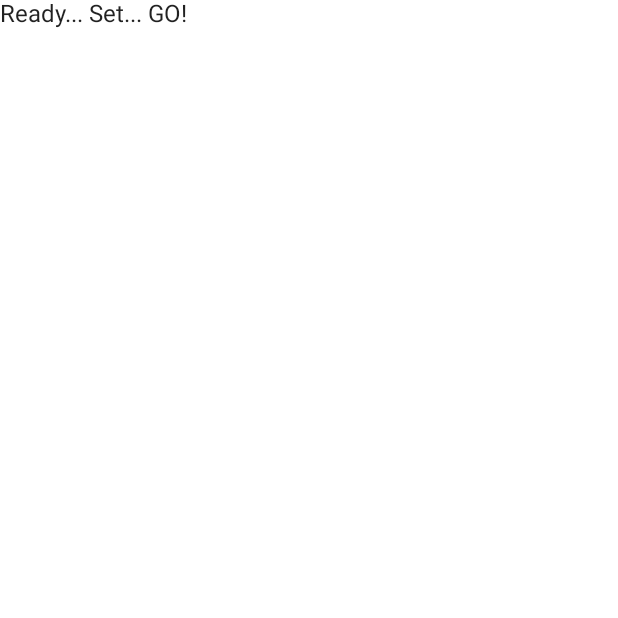
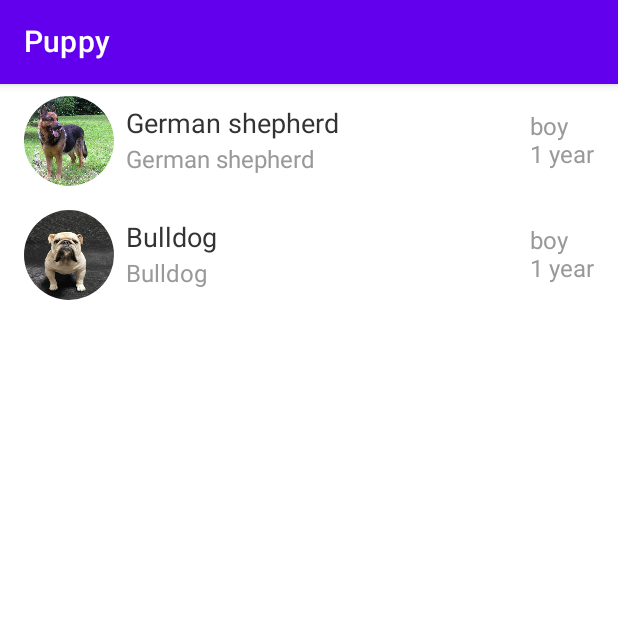
Before and after one commit to mofada/ComposePuppyAdoption, an Android app built with Jetpack Compose: the screen it shows after launch (MainActivity), on a phone screen of 412 x 824 dp, the top half of it. Before the commit the part shown is almost empty. Run offline under Robolectric (Android 15) with nearby library versions, the phone set to English and light mode, and no system bars.

Commit message:
1.完成整体框架

```diff
--- a/app/build.gradle
+++ b/app/build.gradle
@@ -1,6 +1,7 @@
 plugins {
     id 'com.android.application'
     id 'kotlin-android'
+    id 'kotlin-parcelize'
 }
 
 android {
@@ -68,11 +69,15 @@ dependencies {
     implementation 'androidx.appcompat:appcompat:1.2.0'
     implementation 'com.google.android.material:material:1.3.0'
     implementation "androidx.activity:activity-compose:1.3.0-alpha03"
+
     implementation "androidx.compose.ui:ui:$compose_version"
     implementation "androidx.compose.material:material:$compose_version"
     implementation "androidx.compose.material:material-icons-extended:$compose_version"
     implementation "androidx.compose.ui:ui-tooling:$compose_version"
+    implementation "androidx.navigation:navigation-compose:1.0.0-alpha06"
+
     implementation 'androidx.lifecycle:lifecycle-runtime-ktx:2.3.0'
+    implementation "androidx.lifecycle:lifecycle-viewmodel-compose:1.0.0-alpha02"
 
     testImplementation 'junit:junit:4.13.2'
 
--- /dev/null
+++ b/app/src/main/java/com/example/androiddevchallenge/DataViewModel.kt
@@ -0,0 +1,33 @@
+package com.example.androiddevchallenge
+
+import androidx.compose.runtime.getValue
+import androidx.compose.runtime.mutableStateOf
+import androidx.lifecycle.ViewModel
+import com.example.androiddevchallenge.data.Puppy
+
+class DataViewModel : ViewModel() {
+    val puppies by mutableStateOf(
+        listOf(
+            Puppy(
+                "German shepherd",
+                1,
+                "boy",
+                "German shepherd",
+                R.drawable.german_shepherd,
+                "The German Shepherd is a breed of dog. It was officially named the German Shepherd in 1977, so the names vary from place to place. In the Chinese context, it is often called German Wolfhound or German Wolfhound. The German Shepherd ranks third in the IQ ranking of all dogs.",
+                "German",
+                "0049  xxx xxxxxxxx"
+            ),
+            Puppy(
+                "Bulldog",
+                1,
+                "boy",
+                "Bulldog",
+                R.drawable.bulldog,
+                "The bulldog is a mammalian animal. It is a medium-sized dog breed, also known as tiger dog and bulldog. The term bulldog is usually used to refer to the English bulldog. The other bulldog breeds include American bulldogs, ancient English bulldogs, LeWitt Bulldog, Re-enacted English Bulldog, French Bulldog, etc.",
+                "United Kingdom",
+                "020 xxxx xxxx"
+            )
+        )
+    )
+}
--- a/app/src/main/java/com/example/androiddevchallenge/MainActivity.kt
+++ b/app/src/main/java/com/example/androiddevchallenge/MainActivity.kt
@@ -17,45 +17,42 @@ package com.example.androiddevchallenge
 
 import android.os.Bundle
 import androidx.activity.compose.setContent
+import androidx.activity.viewModels
 import androidx.appcompat.app.AppCompatActivity
-import androidx.compose.material.MaterialTheme
-import androidx.compose.material.Surface
-import androidx.compose.material.Text
-import androidx.compose.runtime.Composable
-import androidx.compose.ui.tooling.preview.Preview
+import androidx.compose.animation.Crossfade
+import androidx.compose.animation.core.tween
+import com.example.androiddevchallenge.ui.HomePage
+import com.example.androiddevchallenge.ui.NavigationViewModel
+import com.example.androiddevchallenge.ui.DetailPage
+import com.example.androiddevchallenge.ui.Screen
 import com.example.androiddevchallenge.ui.theme.MyTheme
 
 class MainActivity : AppCompatActivity() {
+    private val navigationViewModel by viewModels<NavigationViewModel>()
+
     override fun onCreate(savedInstanceState: Bundle?) {
         super.onCreate(savedInstanceState)
         setContent {
             MyTheme {
-                MyApp()
+                Crossfade(
+                    navigationViewModel.currentScreen,
+                    animationSpec = tween(delayMillis = 100)
+                ) { screen ->
+                    when (screen) {
+                        is Screen.Home -> HomePage(navigateTo = navigationViewModel::navigateTo)
+                        is Screen.Detail -> DetailPage(
+                            puppy = screen.puppy,
+                            onBack = { navigationViewModel.onBack() }
+                        )
+                    }
+                }
             }
         }
     }
-}
 
-// Start building your app here!
-@Composable
-fun MyApp() {
-    Surface(color = MaterialTheme.colors.background) {
-        Text(text = "Ready... Set... GO!")
+    override fun onBackPressed() {
+        if (!navigationViewModel.onBack()) {
+            super.onBackPressed()
+        }
     }
 }
-
-@Preview("Light Theme", widthDp = 360, heightDp = 640)
-@Composable
-fun LightPreview() {
-    MyTheme {
-        MyApp()
-    }
-}
-
-@Preview("Dark Theme", widthDp = 360, heightDp = 640)
-@Composable
-fun DarkPreview() {
-    MyTheme(darkTheme = true) {
-        MyApp()
-    }
-}
--- /dev/null
+++ b/app/src/main/java/com/example/androiddevchallenge/data/Puppy.kt
@@ -0,0 +1,25 @@
+package com.example.androiddevchallenge.data
+
+import android.os.Parcelable
+import androidx.annotation.DrawableRes
+import kotlinx.parcelize.Parcelize
+
+@Parcelize
+data class Puppy(
+    //宠物名
+    val name: String,
+    //宠物年龄
+    val age: Int,
+    //性别
+    val sex: String,
+    //宠物品种
+    val breed: String,
+    //图片
+    @DrawableRes val avatar: Int,
+    //描述文字
+    val description: String,
+    //位置
+    val location: String,
+    //电话
+    val phoneNumber: String
+) : Parcelable
--- /dev/null
+++ b/app/src/main/java/com/example/androiddevchallenge/ui/HomePage.kt
@@ -0,0 +1,121 @@
+package com.example.androiddevchallenge.ui
+
+import androidx.compose.foundation.Image
+import androidx.compose.foundation.clickable
+import androidx.compose.foundation.layout.*
+import androidx.compose.foundation.lazy.LazyColumn
+import androidx.compose.foundation.lazy.items
+import androidx.compose.foundation.shape.CircleShape
+import androidx.compose.material.MaterialTheme
+import androidx.compose.material.Scaffold
+import androidx.compose.material.Text
+import androidx.compose.material.TopAppBar
+import androidx.compose.runtime.Composable
+import androidx.compose.ui.Alignment
+import androidx.compose.ui.Modifier
+import androidx.compose.ui.draw.clip
+import androidx.compose.ui.graphics.Color
+import androidx.compose.ui.layout.ContentScale
+import androidx.compose.ui.res.painterResource
+import androidx.compose.ui.tooling.preview.Preview
+import androidx.compose.ui.unit.dp
+import androidx.compose.ui.unit.sp
+import androidx.lifecycle.viewmodel.compose.viewModel
+import com.example.androiddevchallenge.DataViewModel
+import com.example.androiddevchallenge.R
+import com.example.androiddevchallenge.data.Puppy
+import com.example.androiddevchallenge.ui.theme.MyTheme
+
+@Composable
+fun HomePage(navigateTo: (Screen) -> Unit) {
+    val viewModel: DataViewModel = viewModel()
+    MyTheme {
+        Scaffold(
+            topBar = {
+                TopAppBar(title = { Text(text = "Puppy", color = Color.White) })
+            }
+        ) {
+            LazyColumn(Modifier.fillMaxSize()) {
+                items(viewModel.puppies) { puppy ->
+                    PuppyList(puppy, onItemClick = {
+                        navigateTo(Screen.Detail(puppy = puppy))
+                    })
+                }
+            }
+        }
+    }
+}
+
+@Composable
+fun PuppyList(puppy: Puppy, onItemClick: (puppy: Puppy) -> Unit) {
+    Row(
+        Modifier
+            .fillMaxWidth()
+            .padding(horizontal = 16.dp, vertical = 8.dp)
+            .clickable { onItemClick(puppy) },
+        verticalAlignment = Alignment.CenterVertically
+    ) {
+        Image(
+            painter = painterResource(id = puppy.avatar),
+            contentDescription = puppy.name,
+            modifier = Modifier
+                .size(60.dp)
+                .clip(CircleShape),
+            contentScale = ContentScale.Crop
+        )
+
+        Column(
+            Modifier
+                .weight(1f)
+                .padding(start = 8.dp),
+        ) {
+            Text(text = puppy.name, fontSize = 18.sp, color = MaterialTheme.colors.onPrimary)
+            Box(Modifier.height(4.dp))
+            Text(text = puppy.breed, fontSize = 16.sp, color = MaterialTheme.colors.onSecondary)
+        }
+
+        Column(
+        ) {
+            Text(text = puppy.sex, fontSize = 16.sp, color = MaterialTheme.colors.onSecondary)
+            Text(
+                text = "${puppy.age} year",
+                fontSize = 16.sp,
+                color = MaterialTheme.colors.onSecondary
+            )
+        }
+    }
+}
+
+@Preview(showBackground = true)
+@Composable
+fun PreviewPuppyList() {
+    val puppy = Puppy(
+        "Luck",
+        1,
+        "girl",
+        "金毛",
+        R.drawable.german_shepherd,
+        "可爱的金毛犬, 因为要回老家, 求好心人收留",
+        "浙江省杭州市萧山区...",
+        "13333333333"
+    )
+    PuppyList(puppy = puppy, onItemClick = {})
+}
+
+@Preview(showBackground = true)
+@Composable
+fun PreviewPuppyListDark() {
+    val puppy = Puppy(
+        "Luck",
+        1,
+        "girl",
+        "金毛",
+        R.drawable.german_shepherd,
+        "可爱的金毛犬, 因为要回老家, 求好心人收留",
+        "浙江省杭州市萧山区...",
+        "13333333333"
+    )
+    MyTheme(darkTheme = true) {
+        PuppyList(puppy = puppy, onItemClick = {})
+    }
+}
--- /dev/null
+++ b/app/src/main/java/com/example/androiddevchallenge/ui/Navigation.kt
@@ -0,0 +1,101 @@
+/*
+ * Copyright 2020 The Android Open Source Project
+ *
+ * Licensed under the Apache License, Version 2.0 (the "License");
+ * you may not use this file except in compliance with the License.
+ * You may obtain a copy of the License at
+ *
+ *     https://www.apache.org/licenses/LICENSE-2.0
+ *
+ * Unless required by applicable law or agreed to in writing, software
+ * distributed under the License is distributed on an "AS IS" BASIS,
+ * WITHOUT WARRANTIES OR CONDITIONS OF ANY KIND, either express or implied.
+ * See the License for the specific language governing permissions and
+ * limitations under the License.
+ */
+
+package com.example.androiddevchallenge.ui
+
+import android.os.Bundle
+import androidx.annotation.MainThread
+import androidx.compose.runtime.getValue
+import androidx.compose.runtime.mutableStateOf
+import androidx.compose.runtime.setValue
+import androidx.core.os.bundleOf
+import androidx.lifecycle.SavedStateHandle
+import androidx.lifecycle.ViewModel
+import com.example.androiddevchallenge.data.Puppy
+import com.example.androiddevchallenge.ui.Screen.Home
+import com.example.androiddevchallenge.ui.ScreenName.HOME
+import com.example.androiddevchallenge.ui.ScreenName.DETAIL
+
+/**
+ * Screen names (used for serialization)
+ */
+enum class ScreenName { HOME, DETAIL }
+
+/**
+ * Class defining the screens we have in the app: home, article details and interests
+ */
+sealed class Screen(val id: ScreenName) {
+    object Home : Screen(HOME)
+    data class Detail(val puppy: Puppy) : Screen(DETAIL)
+}
+
+/**
+ * Helpers for saving and loading a [Screen] object to a [Bundle].
+ *
+ * This allows us to persist navigation across process death, for example caused by a long video
+ * call.
+ */
+private const val SIS_SCREEN = "sis_screen"
+private const val SIS_NAME = "screen_name"
+private const val SIS_POST = "post"
+
+
+/**
+ * This is expected to be replaced by the navigation component, but for now handle navigation
+ * manually.
+ *
+ * Instantiate this ViewModel at the scope that is fully-responsible for navigation, which in this
+ * application is [MainActivity].
+ *
+ * This app has simplified navigation; the back stack is always [Home] or [Home, dest] and more
+ * levels are not allowed. To use a similar pattern with a longer back stack, use a [StateList] to
+ * hold the back stack state.
+ */
+class NavigationViewModel(savedStateHandle: SavedStateHandle) : ViewModel() {
+    /**
+     * Hold the current screen in an observable, restored from savedStateHandle after process
+     * death.
+     *
+     * mutableStateOf is an observable similar to LiveData that's designed to be read by compose. It
+     * supports observability via property delegate syntax as shown here.
+     */
+    var currentScreen: Screen by mutableStateOf(Home)
+        private set // limit the writes to only inside this class.
+
+    /**
+     * Go back (always to [Home]).
+     *
+     * Returns true if this call caused user-visible navigation. Will always return false
+     * when [currentScreen] is [Home].
+     */
+    @MainThread
+    fun onBack(): Boolean {
+        val wasHandled = currentScreen != Home
+        currentScreen = Home
+        return wasHandled
+    }
+
+    /**
+     * Navigate to requested [Screen].
+     *
+     * If the requested screen is not [Home], it will always create a back stack with one element:
+     * ([Home] -> [screen]). More back entries are not supported in this app.
+     */
+    @MainThread
+    fun navigateTo(screen: Screen) {
+        currentScreen = screen
+    }
+}
--- a/app/src/main/java/com/example/androiddevchallenge/ui/theme/Color.kt
+++ b/app/src/main/java/com/example/androiddevchallenge/ui/theme/Color.kt
@@ -21,3 +21,8 @@ val purple200 = Color(0xFFBB86FC)
 val purple500 = Color(0xFF6200EE)
 val purple700 = Color(0xFF3700B3)
 val teal200 = Color(0xFF03DAC5)
+
+val text33 = Color(0xFF333333)
+val text37 = Color(0xFF999999)
+val white = Color(0xFFFFFFFF)
+val grey = Color(0xFF8D8D8D)
--- a/app/src/main/java/com/example/androiddevchallenge/ui/theme/Theme.kt
+++ b/app/src/main/java/com/example/androiddevchallenge/ui/theme/Theme.kt
@@ -24,13 +24,17 @@ import androidx.compose.runtime.Composable
 private val DarkColorPalette = darkColors(
     primary = purple200,
     primaryVariant = purple700,
-    secondary = teal200
+    secondary = teal200,
+    onPrimary = white,
+    onSecondary = grey
 )
 
 private val LightColorPalette = lightColors(
     primary = purple500,
     primaryVariant = purple700,
-    secondary = teal200
+    secondary = teal200,
+    onPrimary = text33,
+    onSecondary = text37
 
         /* Other default colors to override
     background = Color.White,
--- a/build.gradle
+++ b/build.gradle
@@ -26,7 +26,7 @@ buildscript {
 
     dependencies {
         classpath 'com.android.tools.build:gradle:7.0.0-alpha08'
-        classpath "org.jetbrains.kotlin:kotlin-gradle-plugin:$kotlin_version"
+        classpath "org.jetbrains.kotlin:kotlin-gradle-plugin:1.4.30"
     }
 }
 
```
Also changed, not shown: app/src/main/AndroidManifest.xml (+4 -12 lines), app/src/main/java/com/example/androiddevchallenge/ui/DetailPage.kt (added, +58 -0 lines), app/src/main/res/drawable/ic_arrow_back.xml (added, +10 -0 lines), app/src/main/res/drawable/bulldog.png (added), app/src/main/res/drawable/german_shepherd.jpg (added).
